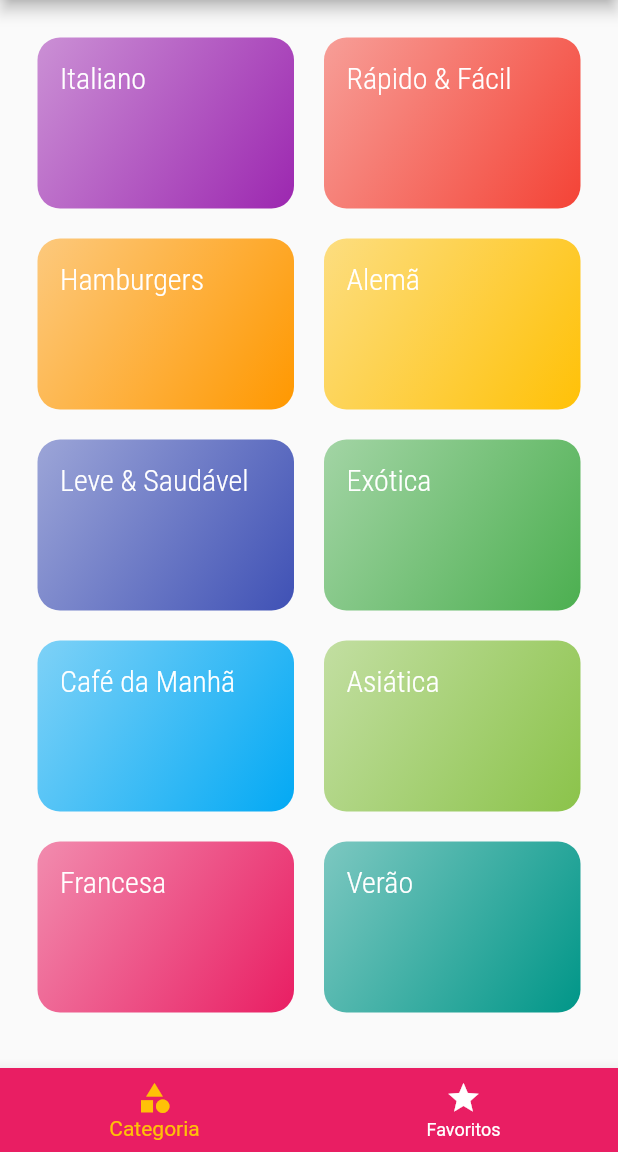
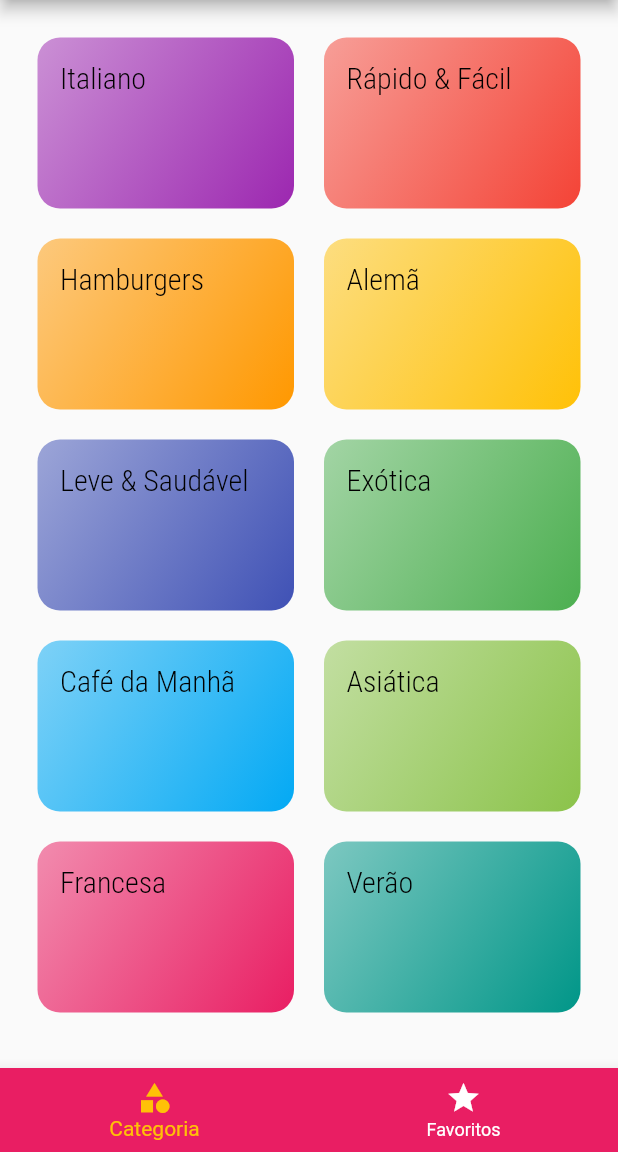
Before and after one commit to ravelsoares/receitas, a Flutter app: the screen it shows after launch, on a phone screen of 412 x 824 dp, the part 84-1236 px from its top. Run offline on Flutter 3.47's test engine with Material 2 defaults, Android fonts, the phone set to English and light mode, and no system bars.

Commit message:
Correção de titulo

```diff
--- a/lib/main.dart
+++ b/lib/main.dart
@@ -50,8 +50,10 @@ class _MyAppState extends State<MyApp> {
               secondary: Colors.amber,
             ),
         textTheme: ThemeData.light().textTheme.copyWith(
-              headline6:
-                  const TextStyle(fontFamily: 'RobotoCondensed', fontSize: 20),
+              headline6: const TextStyle(
+                  fontFamily: 'RobotoCondensed',
+                  fontSize: 20,
+                  color: Colors.black),
             ),
       ),
       routes: {
```
